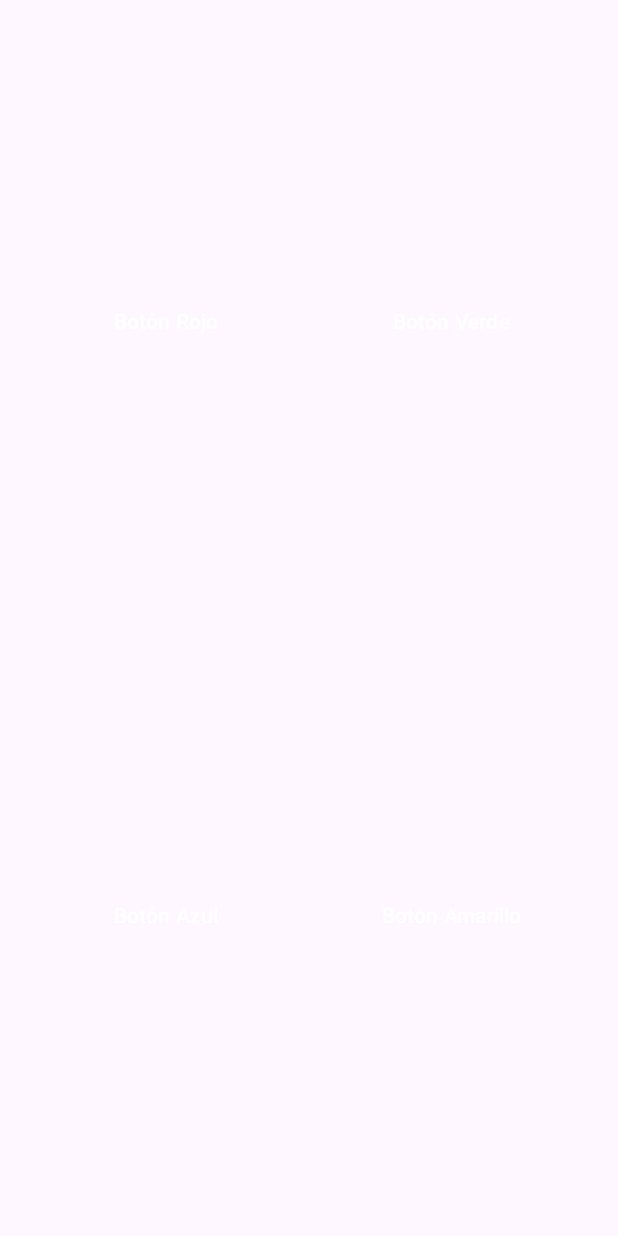
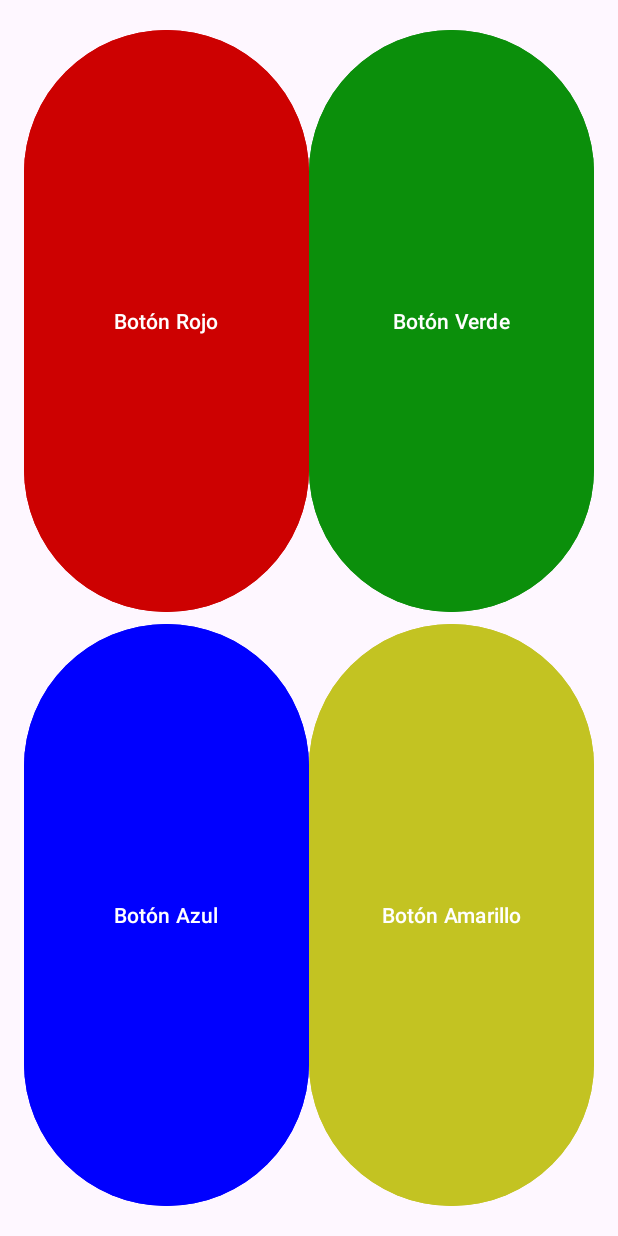
Before and after one commit to a22oscar/SimonSaysORD, an Android app: the screen it shows after launch (MainActivity), on a phone screen of 412 x 824 dp. Before the commit the screen is empty. Run offline under Robolectric (Android 15) with nearby library versions, the phone set to English and light mode, and no system bars.

Commit message:
app funcional falta derrota

```diff
--- a/app/src/main/java/com/example/simonsaysord/MainActivity.kt
+++ b/app/src/main/java/com/example/simonsaysord/MainActivity.kt
@@ -1,8 +1,8 @@
 package com.example.simonsaysord
-
 import android.media.MediaPlayer
 import android.os.Bundle
 import android.os.Handler
+import android.view.View
 import android.widget.Button
 import androidx.appcompat.app.AppCompatActivity
 
@@ -13,7 +13,8 @@ class MainActivity : AppCompatActivity() {
         R.raw.sound1,
         R.raw.sound2,
         R.raw.sound3,
-        R.raw.sound4
+        R.raw.sound4,
+        R.raw.sound5 // Nuevo sonido de derrota
     )
 
     private val simonSequence = mutableListOf<Int>()
@@ -34,27 +35,17 @@ class MainActivity : AppCompatActivity() {
 
         buttons.forEachIndexed { index, button ->
             button.setOnClickListener {
-                onButtonClick(index)
+                onButtonClick(index, button)
             }
         }
 
         startSimonSays()
     }
 
-    private fun onButtonClick(index: Int) {
+    private fun onButtonClick(index: Int, button: Button) {
         if (index == simonSequence[userSequenceIndex]) {
+            animateButton(button)
             playSound(index)
-
-            val button = getButtonByIndex(index)
-            button.setBackgroundResource(R.drawable.button_pressed_background)
-
-            // Restaurar el fondo original después de un breve período
-            Handler().postDelayed(
-                {
-                    button.setBackgroundResource(R.drawable.button_default_background)
-                },
-                200
-            )
 
             // Avanzar al siguiente botón en la secuencia
             userSequenceIndex++
@@ -67,34 +58,56 @@ class MainActivity : AppCompatActivity() {
                 playSimonSequence()
             }
         } else {
-            // El usuario se equivocó, reiniciar el juego
-            restartGame()
+            // El usuario se equivocó, manejar la derrota
+            handleDefeat()
         }
     }
 
+    private fun handleDefeat() {
+        hideButtons()
+        playSound(soundResources.last()) // Reproducir sonido de derrota
+        Handler().postDelayed({
+            showButtons()
+            restartGame()
+        }, mediaPlayer.duration.toLong()) // Reiniciar el juego después de que termine el sonido
+    }
+
+    private fun hideButtons() {
+        val buttons = arrayOf(
+            findViewById<Button>(R.id.button1),
+            findViewById<Button>(R.id.button2),
+            findViewById<Button>(R.id.button3),
+            findViewById<Button>(R.id.button4)
+        )
+        buttons.forEach { it.visibility = View.INVISIBLE }
+    }
+
+    private fun showButtons() {
+        val buttons = arrayOf(
+            findViewById<Button>(R.id.button1),
+            findViewById<Button>(R.id.button2),
+            findViewById<Button>(R.id.button3),
+            findViewById<Button>(R.id.button4)
+        )
+        buttons.forEach { it.visibility = View.VISIBLE }
+    }
+
+    private fun animateButton(button: Button) {
+        button.isPressed = true
+        Handler().postDelayed({ button.isPressed = false }, 500) // Cambiar el color del botón durante 500ms
+    }
 
     private fun playSimonSequence() {
         val handler = Handler()
-        val delayBetweenButtons = 1000L
-
-        simonSequence.forEachIndexed { index, buttonIndex ->
+        for (i in 0 until simonSequence.size) {
+            val buttonIndex = simonSequence[i]
+            val button = findViewById<Button>(getButtonId(buttonIndex))
             handler.postDelayed(
                 {
-                    val button = getButtonByIndex(buttonIndex)
-                    button.setBackgroundResource(R.drawable.button_pressed_background)
-
-                    // Restaurar el fondo original después de un breve período
-                    Handler().postDelayed(
-                        {
-                            button.setBackgroundResource(R.drawable.button_default_background)
-                        },
-                        200
-                    )
-
-                    // Reproducir el sonido
+                    animateButton(button)
                     playSound(buttonIndex)
                 },
-                (index + 1) * delayBetweenButtons
+                (i + 1) * 1000L // Retraso de 1 segundo entre cada botón en la secuencia
             )
         }
     }
@@ -107,7 +120,7 @@ class MainActivity : AppCompatActivity() {
     }
 
     private fun addRandomButtonToSimonSequence() {
-        val randomButtonIndex = (0 until soundResources.size).random()
+        val randomButtonIndex = (0 until soundResources.size - 1).random() // Excluir el sonido de derrota
         simonSequence.add(randomButtonIndex)
     }
 
@@ -120,16 +133,6 @@ class MainActivity : AppCompatActivity() {
         }
     }
 
-    private fun getButtonByIndex(index: Int): Button {
-        return when (index) {
-            0 -> findViewById(R.id.button1)
-            1 -> findViewById(R.id.button2)
-            2 -> findViewById(R.id.button3)
-            3 -> findViewById(R.id.button4)
-            else -> throw IllegalArgumentException("Invalid button index")
-        }
-    }
-
     override fun onDestroy() {
         super.onDestroy()
         mediaPlayer.release()
@@ -139,4 +142,14 @@ class MainActivity : AppCompatActivity() {
         addRandomButtonToSimonSequence()
         playSimonSequence()
     }
+
+    private fun getButtonId(index: Int): Int {
+        return when (index) {
+            0 -> R.id.button1
+            1 -> R.id.button2
+            2 -> R.id.button3
+            3 -> R.id.button4
+            else -> throw IllegalArgumentException("Invalid button index")
+        }
+    }
 }
--- a/app/src/main/res/drawable/button_default_background.xml
+++ b/app/src/main/res/drawable/button_default_background.xml
@@ -1,3 +1,3 @@
 <shape xmlns:android="http://schemas.android.com/apk/res/android" android:shape="rectangle">
-    <solid android:color="@android:color/transparent"/>
+    <solid android:color="#CCCCCC"/> <!-- Cambiado a un tono de gris más claro, puedes ajustar el color según tus preferencias -->
 </shape>
--- a/app/src/main/res/layout/activity_main.xml
+++ b/app/src/main/res/layout/activity_main.xml
@@ -15,7 +15,7 @@
         android:layout_columnWeight="1"
         android:layout_rowWeight="1"
         android:text="Botón Rojo"
-        android:background="@drawable/button_default_background" />
+        android:backgroundTint="#CD0101" />
 
     <Button
         android:id="@+id/button2"
@@ -24,7 +24,7 @@
         android:layout_columnWeight="1"
         android:layout_rowWeight="1"
         android:text="Botón Verde"
-        android:background="@drawable/button_default_background" />
+        android:backgroundTint="#0B8F0B" />
 
     <Button
         android:id="@+id/button3"
@@ -33,7 +33,7 @@
         android:layout_columnWeight="1"
         android:layout_rowWeight="1"
         android:text="Botón Azul"
-        android:background="@drawable/button_default_background" />
+        android:backgroundTint="#0000FF" />
 
     <Button
         android:id="@+id/button4"
@@ -42,6 +42,6 @@
         android:layout_columnWeight="1"
         android:layout_rowWeight="1"
         android:text="Botón Amarillo"
-        android:background="@drawable/button_default_background" />
+        android:backgroundTint="#C3C322" />
 
 </GridLayout>
```
Also changed, not shown: 1 other file.
